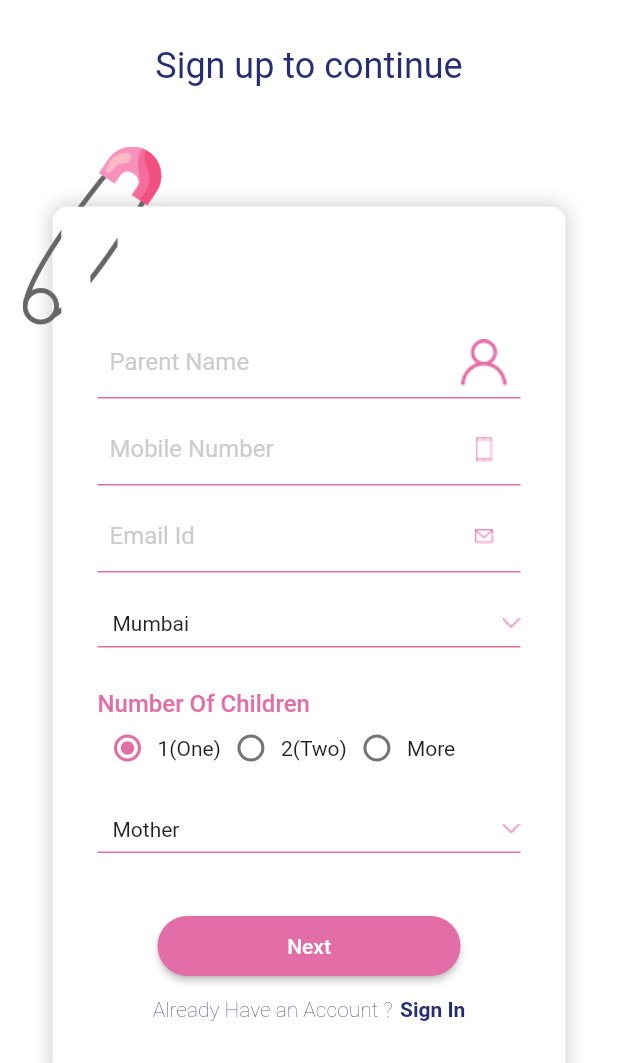
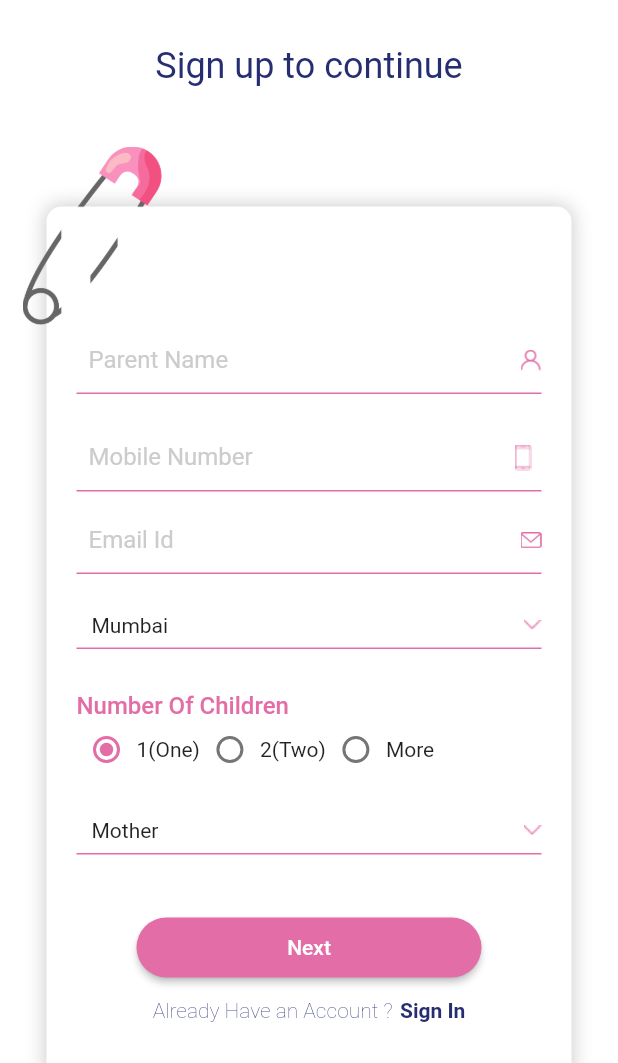
Before and after one commit to amitjangid80/child_care_cart_geek, a Flutter app: the screen it shows after launch, after a tap on "Verify", on a phone screen of 412 x 824 dp, the part 173-1236 px from its top. Run offline on Flutter 3.47's test engine with Material 2 defaults, Android fonts, the phone set to English and light mode, and no system bars.

Commit message:
1. Changes in size.

```diff
--- a/lib/app_theme.dart
+++ b/lib/app_theme.dart
@@ -53,6 +53,6 @@ InputDecorationTheme _inputDecorationTheme() {
     enabledBorder: _underlineInputBorder,
     focusedBorder: _underlineInputBorder,
     disabledBorder: _underlineInputBorder,
-    contentPadding: const EdgeInsets.only(left: 8, right: 0),
+    contentPadding: const EdgeInsets.symmetric(vertical: 5, horizontal: 8),
   );
 }
--- a/lib/screens/home_screen.dart
+++ b/lib/screens/home_screen.dart
@@ -57,7 +57,7 @@ class _HomeScreenState extends State<HomeScreen> with SingleTickerProviderStateM
                   child: Scaffold(
                     bottomNavigationBar: BottomNavigationWidget(),
                     appBar: PreferredSize(
-                      preferredSize: Size.fromHeight(kToolbarHeight),
+                      preferredSize: Size.fromHeight(72),
                       child: Container(
                         padding: EdgeInsets.only(top: 36, left: 12, right: 12, bottom: 12),
                         child: Column(
--- a/lib/screens/login_screen.dart
+++ b/lib/screens/login_screen.dart
@@ -44,6 +44,12 @@ class LoginScreen extends StatelessWidget {
                                 isDense: true,
                                 labelText: kMobileNumber,
                                 suffixIcon: Image(width: 10, height: 15, image: AssetImage(kPhoneIcon)),
+                                suffixIconConstraints: BoxConstraints(
+                                  minWidth: 24,
+                                  maxWidth: 24,
+                                  minHeight: 24,
+                                  maxHeight: 24,
+                                ),
                               ),
                             ),
                             const SizedBox(height: 40),
--- a/lib/screens/register_screen.dart
+++ b/lib/screens/register_screen.dart
@@ -53,9 +53,15 @@ class _RegisterScreenState extends State<RegisterScreen> {
                                 isDense: true,
                                 labelText: kParentName,
                                 suffixIcon: Image(width: 10, height: 15, image: AssetImage(kUserIcon)),
+                                suffixIconConstraints: BoxConstraints(
+                                  minWidth: 14,
+                                  maxWidth: 14,
+                                  minHeight: 14,
+                                  maxHeight: 14,
+                                ),
                               ),
                             ),
-                            const SizedBox(height: 10),
+                            const SizedBox(height: 20),
                             TextField(
                               autofocus: false,
                               autocorrect: false,
@@ -67,6 +73,12 @@ class _RegisterScreenState extends State<RegisterScreen> {
                               decoration: InputDecoration(
                                 labelText: kMobileNumber,
                                 suffixIcon: Image(width: 10, height: 15, image: AssetImage(kPhoneIcon)),
+                                suffixIconConstraints: BoxConstraints(
+                                  minWidth: 24,
+                                  maxWidth: 24,
+                                  minHeight: 24,
+                                  maxHeight: 24,
+                                ),
                               ),
                             ),
                             const SizedBox(height: 10),
@@ -77,6 +89,12 @@ class _RegisterScreenState extends State<RegisterScreen> {
                               decoration: InputDecoration(
                                 labelText: kEmailId,
                                 suffixIcon: Image(width: 10, height: 15, image: AssetImage(kEmailIcon)),
+                                suffixIconConstraints: BoxConstraints(
+                                  minWidth: 14,
+                                  maxWidth: 14,
+                                  minHeight: 14,
+                                  maxHeight: 14,
+                                ),
                               ),
                             ),
                             const SizedBox(height: 10),
--- a/lib/utils/constants.dart
+++ b/lib/utils/constants.dart
@@ -59,7 +59,7 @@ const String kPackages = 'Packages';
 const String kBookings = 'Bookings';
 const String kEmilyCyrus = 'Emily Cyrus';
 const String kParentName = 'Parent Name';
-const String kGeoLocation = 'Geo Location';
+const String kGeoLocation = 'Geolocation';
 const String kSurveillance = 'Surveillance';
 const String kMobileNumber = 'Mobile Number';
 const String kOneDayPackage = 'One Day Package';
--- a/lib/widgets/material_card_with_pin.dart
+++ b/lib/widgets/material_card_with_pin.dart
@@ -19,8 +19,8 @@ class MaterialCardWithPin extends StatelessWidget {
         children: [
           Container(
             child: child,
-            margin: const EdgeInsets.only(top: 40, left: 20, right: 20),
-            padding: const EdgeInsets.only(top: 80, left: 30, right: 30, bottom: 40),
+            margin: const EdgeInsets.only(top: 40, left: 16, right: 16),
+            padding: const EdgeInsets.only(top: 80, left: 20, right: 20, bottom: 40),
             decoration: BoxDecoration(
               color: Colors.white,
               borderRadius: BorderRadius.circular(10),
--- a/lib/widgets/nanny_booking_service.dart
+++ b/lib/widgets/nanny_booking_service.dart
@@ -8,7 +8,7 @@ class NannyAndBabySittingService extends StatelessWidget {
   @override
   Widget build(BuildContext context) {
     return Container(
-      margin: const EdgeInsets.only(top: 10, left: 30),
+      margin: const EdgeInsets.only(top: 10, left: 20),
       child: Stack(
         children: [
           Container(
--- a/lib/widgets/user_profile.dart
+++ b/lib/widgets/user_profile.dart
@@ -8,7 +8,7 @@ class UserProfile extends StatelessWidget {
   @override
   Widget build(BuildContext context) {
     return Container(
-      margin: const EdgeInsets.only(left: 30, right: 30),
+      margin: const EdgeInsets.only(left: 20, right: 20),
       child: Row(
         mainAxisSize: MainAxisSize.max,
         mainAxisAlignment: MainAxisAlignment.start,
--- a/lib/widgets/your_current_booking.dart
+++ b/lib/widgets/your_current_booking.dart
@@ -10,15 +10,15 @@ class YourCurrentBooking extends StatelessWidget {
     return Column(
       children: [
         Container(
-          margin: const EdgeInsets.only(left: 30, right: 30),
+          margin: const EdgeInsets.only(left: 20, right: 20),
           child: Text(
             kYourCurrentBooking,
             style: Theme.of(context).textTheme.headline6.copyWith(color: kTextColor),
           ),
         ),
         Container(
-          padding: const EdgeInsets.all(15),
-          margin: const EdgeInsets.only(top: 20, left: 30, right: 30),
+          padding: const EdgeInsets.all(10),
+          margin: const EdgeInsets.only(top: 20, left: 20, right: 20),
           decoration: BoxDecoration(
             color: Colors.white,
             borderRadius: BorderRadius.circular(10),
```
Also changed, not shown: lib/widgets/drawer_data.dart (+6 -3 lines), assets/icons/email.png, assets/icons/user.png, 1 other file.
